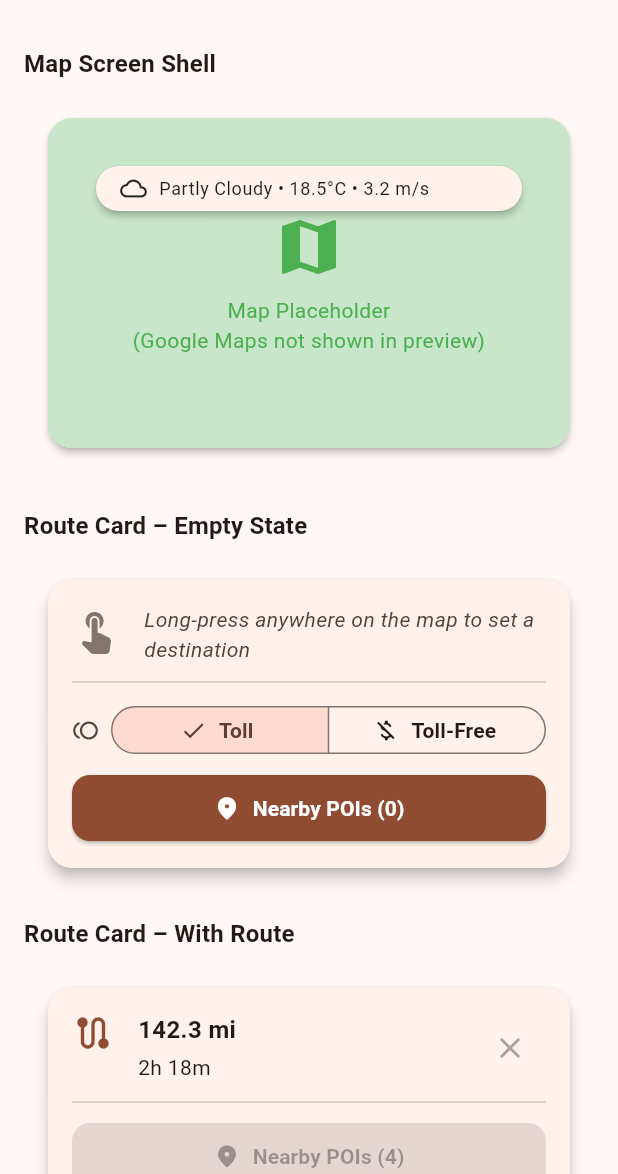
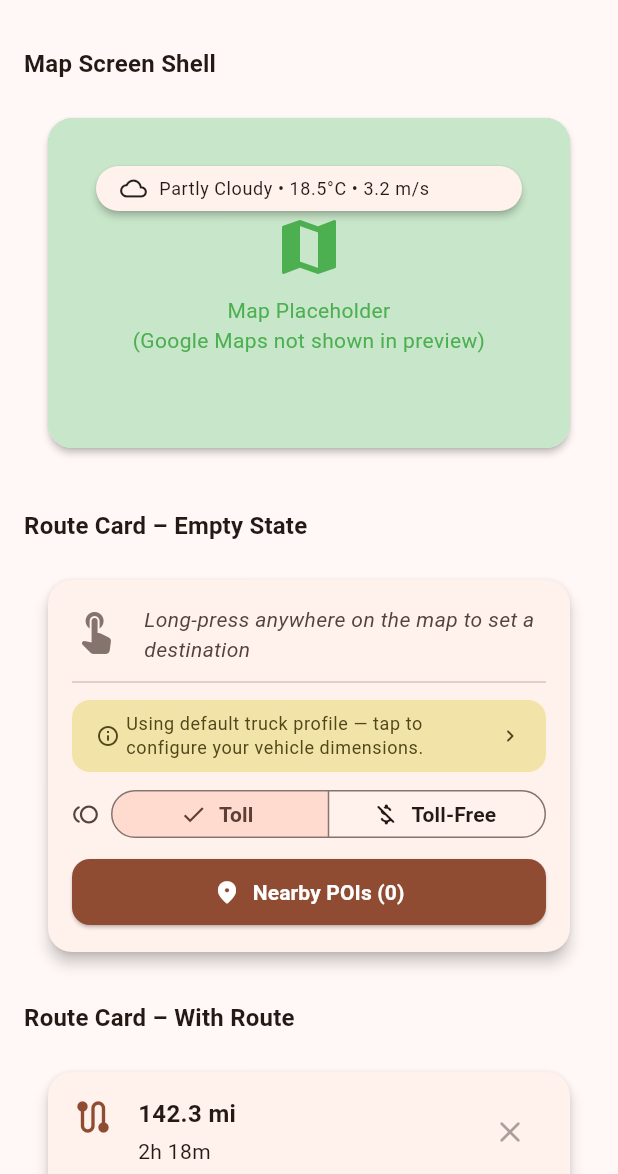
Before and after one commit to dukens11-create/kingtrux, a Flutter app: the PreviewGalleryPage screen opened directly, on a phone screen of 412 x 824 dp, the part 62-1236 px from its top. Run offline on Flutter 3.47's test engine with Material 3 defaults, Android fonts, the phone set to English and light mode, and no system bars; our stand-ins replace firebase_auth, firebase_core, flutter_tts, geolocator, google_maps_flutter, google_sign_in and 3 more; missing offline and left inert: purchases_flutter; accounts and stored records are empty.

Commit message:
feat(PR3): add route options sheet, truck profile completeness indicator, and route warnings
Co-authored-by: dukens11-create <249652828+dukens11-create@users.noreply.github.com>

```diff
--- a/lib/models/route_result.dart
+++ b/lib/models/route_result.dart
@@ -22,6 +22,10 @@ class RouteResult {
   /// no cost data was returned by the routing API.
   final double? estimatedTollCostUsd;
 
+  /// Warnings returned by the routing provider (e.g. clearance, weight,
+  /// hazmat notices).  Empty when the provider returns no notices.
+  final List<String> warnings;
+
   const RouteResult({
     required this.polylinePoints,
     required this.lengthMeters,
@@ -29,5 +33,6 @@ class RouteResult {
     this.maneuvers = const [],
     this.avoidedTolls = false,
     this.estimatedTollCostUsd,
+    this.warnings = const [],
   });
 }
--- a/lib/models/truck_profile.dart
+++ b/lib/models/truck_profile.dart
@@ -114,6 +114,18 @@ class TruckProfile {
     return errors;
   }
 
+  /// Returns `true` when this profile still matches [TruckProfile.defaultProfile],
+  /// indicating the driver has not yet entered their real vehicle dimensions.
+  bool get isDefaultProfile {
+    final d = TruckProfile.defaultProfile();
+    return heightMeters == d.heightMeters &&
+        widthMeters == d.widthMeters &&
+        lengthMeters == d.lengthMeters &&
+        weightTons == d.weightTons &&
+        axles == d.axles &&
+        hazmat == d.hazmat;
+  }
+
   /// Returns a human-readable summary of the profile.
   String summary({TruckUnit unit = TruckUnit.metric}) {
     if (unit == TruckUnit.imperial) {
--- a/lib/ui/widgets/route_summary_card.dart
+++ b/lib/ui/widgets/route_summary_card.dart
@@ -6,6 +6,8 @@ import '../../services/trip_eta_service.dart';
 import '../../state/app_state.dart';
 import '../navigation_screen.dart';
 import '../theme/app_theme.dart';
+import 'route_warnings_card.dart';
+import 'truck_profile_sheet.dart';
 
 /// Card displaying route summary and POI loading controls.
 ///
@@ -45,7 +47,12 @@ class RouteSummaryCard extends StatelessWidget {
                 crossAxisAlignment: CrossAxisAlignment.start,
                 children: [
                   _buildRouteSection(context, state),
+                  if (state.routeResult != null) ...[
+                    const SizedBox(height: AppTheme.spaceSM),
+                    _buildRouteWarnings(state.routeResult!),
+                  ],
                   const Divider(height: AppTheme.spaceLG),
+                  _buildTruckProfileBanner(context, state),
                   _buildTollToggle(context, state),
                   const SizedBox(height: AppTheme.spaceSM),
                   _buildPoiButton(context, state),
@@ -69,6 +76,60 @@ class RouteSummaryCard extends StatelessWidget {
       return const _EmptyRouteState();
     }
     return _RouteDetails(state: state);
+  }
+
+  // ---------------------------------------------------------------------------
+  // Route warnings
+  // ---------------------------------------------------------------------------
+  Widget _buildRouteWarnings(RouteResult result) {
+    return RouteWarningsCard(result: result);
+  }
+
+  // ---------------------------------------------------------------------------
+  // Truck profile completeness banner
+  // ---------------------------------------------------------------------------
+  Widget _buildTruckProfileBanner(BuildContext context, AppState state) {
+    if (!state.truckProfile.isDefaultProfile) return const SizedBox.shrink();
+    final cs = Theme.of(context).colorScheme;
+    final tt = Theme.of(context).textTheme;
+    return Padding(
+      padding: const EdgeInsets.only(bottom: AppTheme.spaceSM),
+      child: InkWell(
+        onTap: () {
+          showModalBottomSheet<void>(
+            context: context,
+            isScrollControlled: true,
+            builder: (_) => const TruckProfileSheet(),
+          );
+        },
+        borderRadius: BorderRadius.circular(AppTheme.radiusMD),
+        child: Container(
+          decoration: BoxDecoration(
+            color: cs.tertiaryContainer,
+            borderRadius: BorderRadius.circular(AppTheme.radiusMD),
+          ),
+          padding: const EdgeInsets.symmetric(
+            horizontal: AppTheme.spaceMD,
+            vertical: AppTheme.spaceSM,
+          ),
+          child: Row(
+            children: [
+              Icon(Icons.info_outline_rounded,
+                  size: 16, color: cs.onTertiaryContainer),
+              const SizedBox(width: AppTheme.spaceXS),
+              Expanded(
+                child: Text(
+                  'Using default truck profile — tap to configure your vehicle dimensions.',
+                  style: tt.bodySmall?.copyWith(color: cs.onTertiaryContainer),
+                ),
+              ),
+              Icon(Icons.chevron_right_rounded,
+                  size: 16, color: cs.onTertiaryContainer),
+            ],
+          ),
+        ),
+      ),
+    );
   }
 
   // ---------------------------------------------------------------------------
```
Also changed, not shown: lib/services/here_routing_service.dart (+60 -2 lines), lib/services/route_options_service.dart (added, +44 -0 lines), lib/services/trip_routing_service.dart (+13 -0 lines), lib/state/app_state.dart (+55 -0 lines), lib/ui/map_screen.dart (+18 -0 lines), lib/ui/widgets/route_options_sheet.dart (added, +134 -0 lines), lib/ui/widgets/route_warnings_card.dart (added, +72 -0 lines), 2 other files.
